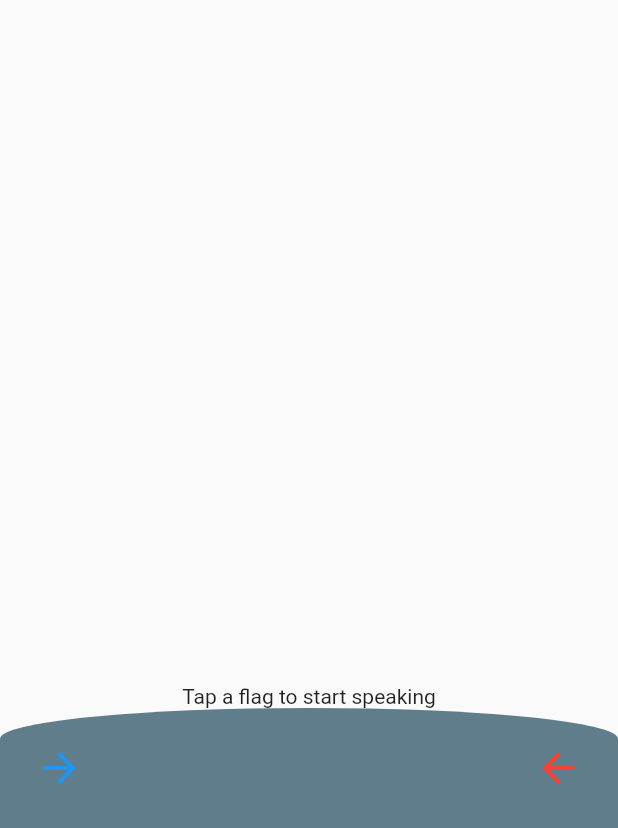
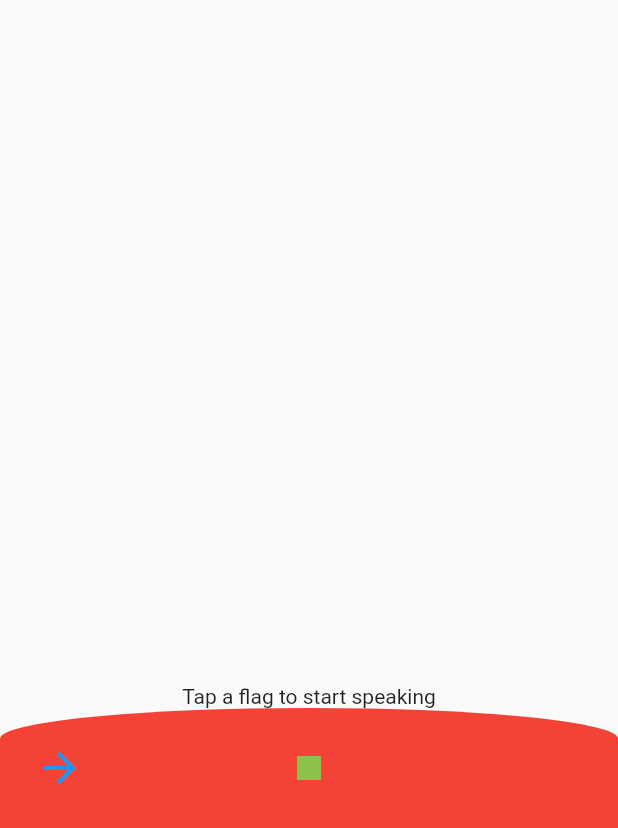
Before and after one commit to Seinic/test_flutter, a Flutter app: the screen it shows after launch, after a tap on the "arrow forward" icon, on a phone screen of 412 x 824 dp, the part 408-1236 px from its top. Run offline on Flutter 3.47's test engine with Material 2 defaults, Android fonts, the phone set to English and light mode, and no system bars; our stand-ins replace speech_to_text.

Commit message:
Добавил отображение загрузки

```diff
--- a/lib/data/TextToSpeechService.dart
+++ b/lib/data/TextToSpeechService.dart
@@ -23,6 +23,10 @@ class TextToSpeechService {
     // todo setState(() {});
   }
 
+  void stopTextToSpeech() {
+    _speechToText.stop();
+  }
+
   void _onSpeechResult(SpeechRecognitionResult result) {
     print('result: ${result}');
     print('tts result: ${result.recognizedWords}');
--- a/lib/screen/main/MainScreen.dart
+++ b/lib/screen/main/MainScreen.dart
@@ -169,17 +169,26 @@ class TranslateListItem extends StatelessWidget {
   }
 }
 
-class MainBottomBar extends StatelessWidget {
+class MainBottomBar extends StatefulWidget {
   MainScreenViewModel viewModel;
 
   MainBottomBar(this.viewModel);
 
   @override
+  State<MainBottomBar> createState() => _MainBottomBarState();
+
+
+}
+
+class _MainBottomBarState extends State<MainBottomBar> {
+  Color backgorundColor = Colors.blueGrey;
+
+  @override
   Widget build(BuildContext context) {
     return Container(
-      decoration: const BoxDecoration(
-          color: Colors.blueGrey,
-          borderRadius: BorderRadius.only(
+      decoration: BoxDecoration(
+          color: backgorundColor,
+          borderRadius: const BorderRadius.only(
               topRight: Radius.elliptical(500, 50),
               topLeft: Radius.elliptical(500, 50))),
       child: Padding(
@@ -187,7 +196,7 @@ class MainBottomBar extends StatelessWidget {
         child: Row(
           children: [
             IconButton(
-                onPressed: viewModel.onInputVoiceToTextPressed,
+                onPressed: widget.viewModel.onInputVoiceToTextPressed,
                 icon: const Icon(
                   Icons.arrow_forward,
                   size: 32,
@@ -195,7 +204,16 @@ class MainBottomBar extends StatelessWidget {
                 )),
             const Spacer(),
             IconButton(
-                onPressed: viewModel.onOutputVoiceToTextPressed,
+                onPressed: widget.viewModel.textToSpeechService.stopTextToSpeech,
+                icon: const Icon(
+                  Icons.stop,
+                  size: 32,
+                  color: Colors.lightGreen,
+                )
+            ),
+            const Spacer(),
+            IconButton(
+                onPressed: widget.viewModel.onOutputVoiceToTextPressed,
                 icon: const Icon(
                   Icons.arrow_back,
                   size: 32,
@@ -206,4 +224,17 @@ class MainBottomBar extends StatelessWidget {
       ),
     );
   }
+
+  @override
+  void initState() {
+    widget.viewModel.addListener(() {
+      if (widget.viewModel.isLoading) {
+        backgorundColor = Colors.red;
+      } else {
+        backgorundColor = Colors.blueGrey;
+      }
+      setState(() {});
+    });
+  }
+
 }
--- a/lib/screen/main/MainScreenViewModel.dart
+++ b/lib/screen/main/MainScreenViewModel.dart
@@ -20,6 +20,7 @@ class MainScreenViewModel with ChangeNotifier {
   TranslateDatabaseService translateDatabaseService;
   TextToSpeechService textToSpeechService;
   TranslateRepository translateRepository;
+  bool isLoading = false;
 
   MainScreenBottomBarViewModel bottomBarViewModel = MainScreenBottomBarViewModel();
 
@@ -35,6 +36,8 @@ class MainScreenViewModel with ChangeNotifier {
 
   void startSpeechToText(String languageId) {
     // вызов напрямую из онПресед () => viewModel.startSpeechToText('ru_RU')
+    isLoading = true;
+    notifyListeners();
     textToSpeechService.startSpeechToText(executeTranslate, languageId);
   }
 
@@ -43,6 +46,7 @@ class MainScreenViewModel with ChangeNotifier {
   }
 
   void feedResult(Translate translate) {
+    isLoading = false;
     translateList.add(
       TranslateListItemViewModel(
         translate
```
Also changed, not shown: 7 other files.
